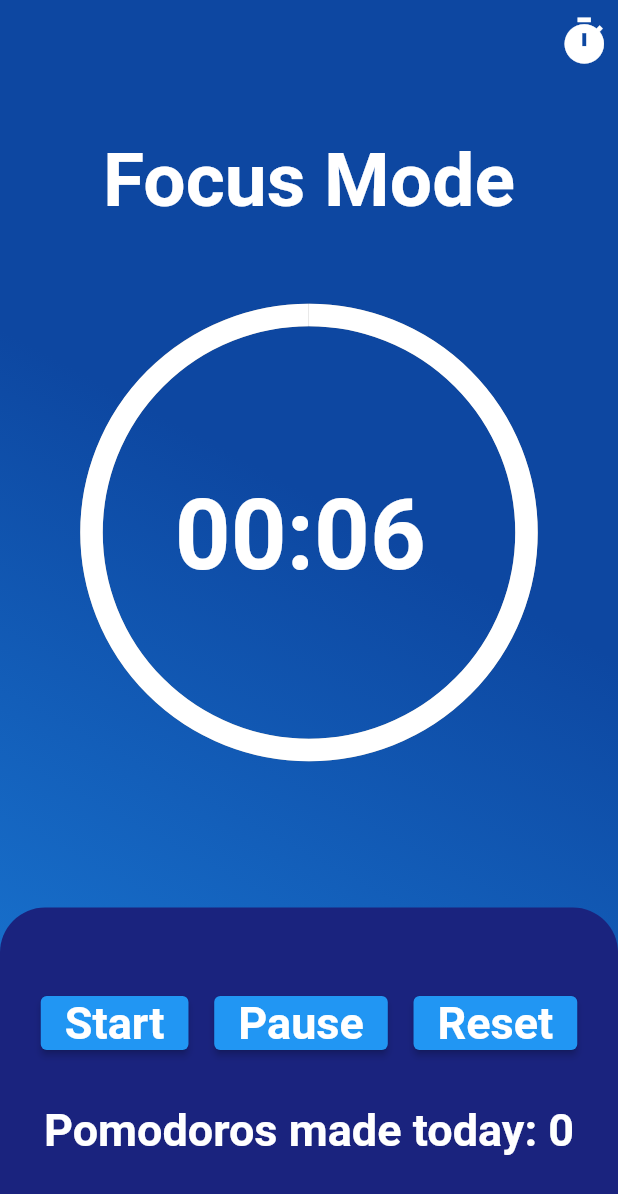
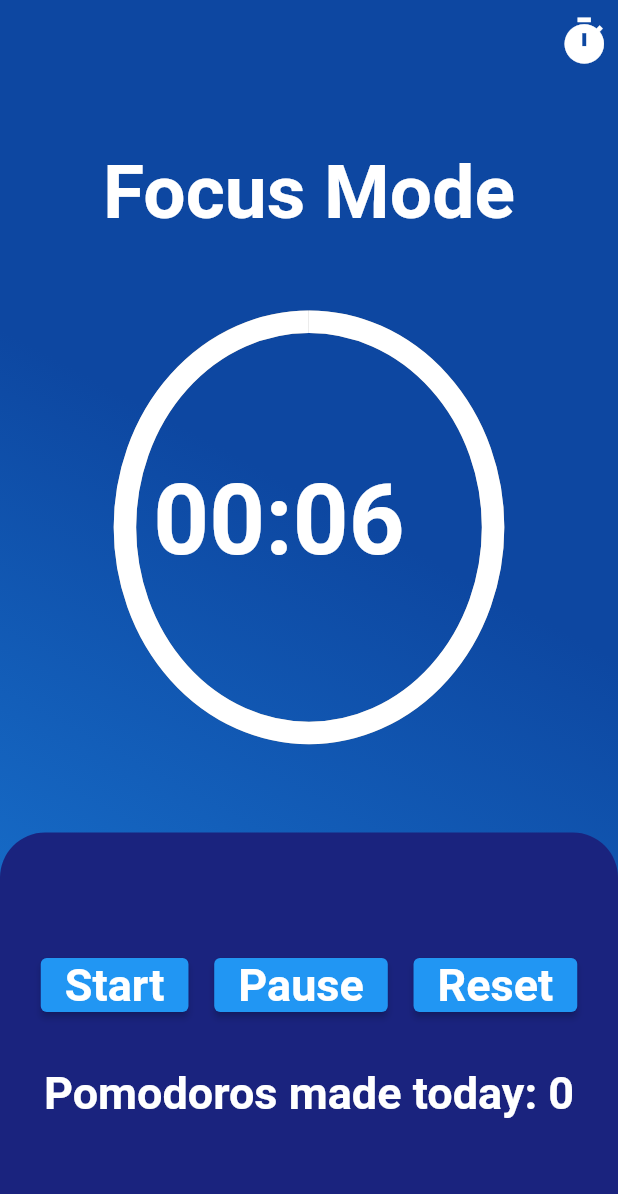
Before and after one commit to mmatheusfas/jera-academy, a Flutter app: the screen it shows after launch, on a phone screen of 412 x 824 dp. Shown: the top 1194 px of the screen. Run offline on Flutter 3.47's test engine with Material 2 defaults, Android fonts, the phone set to English and light mode, and no system bars; our stand-ins replace audioplayers, flutter_local_notifications, flutter_mobx, mobx; missing offline and left inert: duration_picker; generated files the repository leaves out were written again.

Commit message:
Improve responsiveness of TimerPage

```diff
--- a/lib/views/timer_page.dart
+++ b/lib/views/timer_page.dart
@@ -57,6 +57,9 @@ class _TimerPageState extends State<TimerPage> {
 
   @override
   Widget build(BuildContext context) {
+    var height = MediaQuery.of(context).size.height - AppBar().preferredSize.height;
+    var width = MediaQuery.of(context).size.width;
+
     return Scaffold(
       appBar: AppBar(
         backgroundColor: Colors.blue.shade900,
@@ -92,8 +95,8 @@ class _TimerPageState extends State<TimerPage> {
         child: Column(
           mainAxisAlignment: MainAxisAlignment.start,
           children: <Widget>[
-            const SizedBox(
-              height: 30,
+            SizedBox(
+              height: height * 0.05,
             ),
             Container(
                 padding: const EdgeInsets.all(5),
@@ -107,14 +110,14 @@ class _TimerPageState extends State<TimerPage> {
                     ),
                   );
                 })),
-            const SizedBox(
-              height: 50,
+            SizedBox(
+              height: height * 0.06,
             ),
             Stack(
               children: [
                 Container(
-                  width: 300,
-                  height: 300,
+                  width: width * 0.62,
+                  height: height * 0.37,
                   padding: const EdgeInsets.all(5),
                   child: Observer(builder: (context) {
                     var value = controller.duration.inSeconds.toDouble() / controller.totalDuration.toDouble();
@@ -127,8 +130,8 @@ class _TimerPageState extends State<TimerPage> {
                   }),
                 ),
                 Positioned(
-                  right: 72,
-                  bottom: 110,
+                  right: 64,
+                  bottom: 108,
                   child: Observer(builder: (_) {
                     return Text(
                       "${controller.duration.inMinutes.remainder(60).toString().padLeft(2, '0')}:${controller.duration.inSeconds.remainder(60).toString().padLeft(2, '0')}",
@@ -142,8 +145,8 @@ class _TimerPageState extends State<TimerPage> {
                 )
               ],
             ),
-            const SizedBox(
-              height: 100,
+            SizedBox(
+              height: height * 0.08,
             ),
             Expanded(
               child: Container(
@@ -201,8 +204,8 @@ class _TimerPageState extends State<TimerPage> {
                         ),
                       ],
                     ),
-                    const SizedBox(
-                      height: 30,
+                    SizedBox(
+                      height: height * 0.04,
                     ),
                     Observer(builder: (context) {
                       return Text(
```
